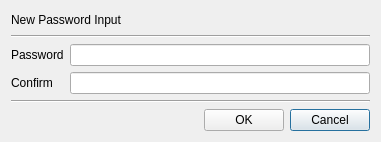
Before: the Qt Designer form BerEditor/new_passwd_dlg.ui in jykim74/BerEditor, drawn with Qt 5.
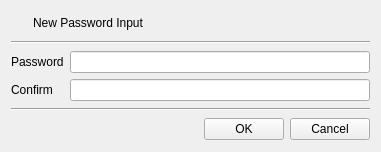
After: the same form once the commit is applied. Icons and pictures are not drawn.

```diff
--- a/BerEditor/new_passwd_dlg.ui
+++ b/BerEditor/new_passwd_dlg.ui
@@ -7,7 +7,7 @@
     <x>0</x>
     <y>0</y>
     <width>376</width>
-    <height>142</height>
+    <height>152</height>
    </rect>
   </property>
   <property name="windowTitle">
@@ -15,11 +15,44 @@
   </property>
   <layout class="QVBoxLayout" name="verticalLayout">
    <item>
-    <widget class="QLabel" name="mTitleLabel">
-     <property name="text">
-      <string>New Password Input</string>
+    <layout class="QGridLayout" name="gridLayout_3">
+     <property name="topMargin">
+      <number>0</number>
      </property>
-    </widget>
+     <item row="0" column="1">
+      <widget class="QLabel" name="mTitleLabel">
+       <property name="text">
+        <string>New Password Input</string>
+       </property>
+      </widget>
+     </item>
+     <item row="0" column="0">
+      <widget class="QPushButton" name="pushButton">
+       <property name="minimumSize">
+        <size>
+         <width>16</width>
+         <height>0</height>
+        </size>
+       </property>
+       <property name="maximumSize">
+        <size>
+         <width>16</width>
+         <height>16777215</height>
+        </size>
+       </property>
+       <property name="text">
+        <string/>
+       </property>
+       <property name="icon">
+        <iconset resource="bereditor.qrc">
+         <normaloff>:/images/passwd.png</normaloff>:/images/passwd.png</iconset>
+       </property>
+       <property name="flat">
+        <bool>true</bool>
+       </property>
+      </widget>
+     </item>
+    </layout>
    </item>
    <item>
     <widget class="Line" name="line">
```
Left out of the diff: 4 changed lines with no effect on the pictures.
